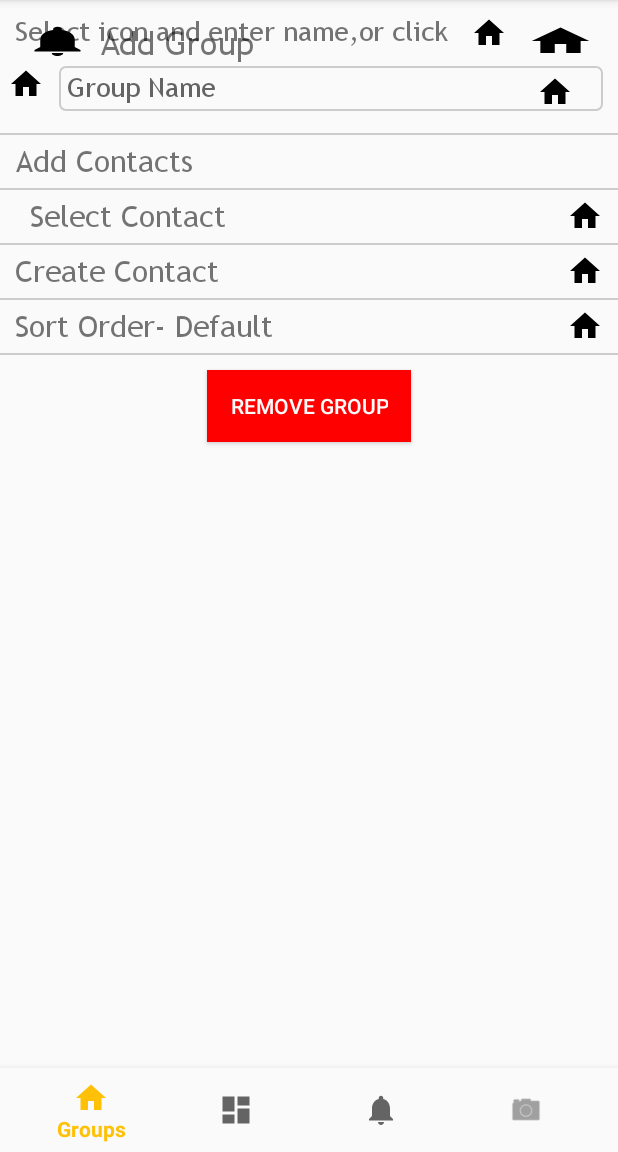
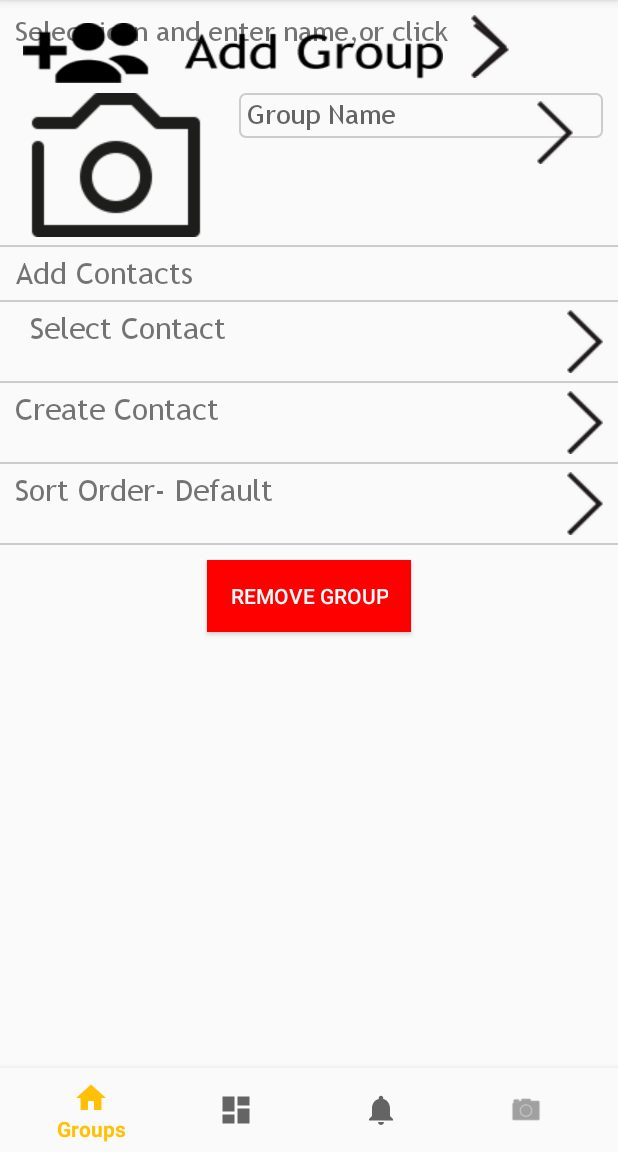
Before and after one commit to RajesMca008/KutCon, an Android app: the fragment AddGroupFragment placed in its activity, after a tap on "Select Contact", on a phone screen of 412 x 824 dp, the part 84-1236 px from its top. Run offline under Robolectric (Android 15) with nearby library versions, the phone set to English and light mode, and no system bars.

Commit message:
Kutumb link update with group list

```diff
--- a/KutumbLink/app/src/main/java/kutumblink/appants/com/kutumblink/adapter/GroupListAdapter.java
+++ b/KutumbLink/app/src/main/java/kutumblink/appants/com/kutumblink/adapter/GroupListAdapter.java
@@ -67,12 +67,12 @@ public class GroupListAdapter extends BaseAdapter {
 
         if (convertView == null) {
 
-            view = new View(context);
+           // view = new View(context);
 
             // get layout from grid_item.xml
             view = inflater.inflate(R.layout.inflate_grouplist, null);
             TextView tv_groupName=(TextView)view.findViewById(R.id.tv_goupname);
-            tv_groupName.setText(adb.getGroup_Name());
+            tv_groupName.setText(""+adb.getGroup_Name());
 
 
 
--- a/KutumbLink/app/src/main/java/kutumblink/appants/com/kutumblink/fragments/GroupsMainFragment.java
+++ b/KutumbLink/app/src/main/java/kutumblink/appants/com/kutumblink/fragments/GroupsMainFragment.java
@@ -3,6 +3,7 @@ package kutumblink.appants.com.kutumblink.fragments;
 import android.database.Cursor;
 import android.os.Bundle;
 import android.support.v4.app.FragmentManager;
+import android.util.Log;
 import android.view.LayoutInflater;
 import android.view.View;
 import android.view.ViewGroup;
@@ -102,7 +103,9 @@ public class GroupsMainFragment extends BaseFragment {
 
             }
         }
-        lv_GroupList.setAdapter(new GroupListAdapter(getActivity(),arr_group));
+
+        Log.v("GROUP SIZE...","SIZE OF GROUP..."+arr_group.size());
+       lv_GroupList.setAdapter(new GroupListAdapter(getActivity(),arr_group));
         return view;
 
     }
--- a/KutumbLink/app/src/main/java/kutumblink/appants/com/kutumblink/utils/DatabaseHandler.java
+++ b/KutumbLink/app/src/main/java/kutumblink/appants/com/kutumblink/utils/DatabaseHandler.java
@@ -21,7 +21,7 @@ public class DatabaseHandler extends SQLiteOpenHelper {
 
 	public static final String GROUP_ID = "G_GROUPID";
 	public static final String GROUP_NAME = "G_NAME";
-	public static final String GROUP_PIC = "G_GROUPID";
+	public static final String GROUP_PIC = "G_GROUP_PIC";
 	public static final String GROUP_TOTALCONTACTS = "G_TOTALCONTACTS";
 
 	public static final String PHONE_CONTACT_ID = "Phone_Contact_ID";
@@ -70,6 +70,7 @@ public class DatabaseHandler extends SQLiteOpenHelper {
 
 		db.execSQL(CREATE_GROUP);
 
+		db.execSQL(CREATE_CONTACTS);
 
 	}
 
--- a/KutumbLink/app/src/main/res/layout/fragment_add_group.xml
+++ b/KutumbLink/app/src/main/res/layout/fragment_add_group.xml
@@ -18,7 +18,7 @@
         android:layout_marginLeft="10dp"
         android:textSize="18sp"
         android:drawablePadding="15dp"
-        android:drawableRight="@drawable/ic_home_black_24dp"
+        android:drawableRight="@drawable/arrow_right"
         android:text="@string/addgroupsubtitle" />
 
     <RelativeLayout
@@ -28,7 +28,7 @@
         <ImageView
             android:layout_width="wrap_content"
             android:layout_height="wrap_content"
-            android:background="@drawable/ic_home_black_24dp"
+            android:background="@drawable/photo_icon"
             android:layout_marginTop="10dp"
             android:layout_marginLeft="5dp"
             android:id="@+id/iv_groupicon" />
@@ -57,7 +57,7 @@
             android:layout_marginBottom="10dp"
             android:layout_marginEnd="20dp"
             android:layout_marginRight="20dp"
-            app:srcCompat="@drawable/ic_home_black_24dp" />
+            app:srcCompat="@drawable/arrow_right" />
 
 
     </RelativeLayout>
@@ -89,7 +89,7 @@
             android:layout_marginTop="5dp"
             android:layout_marginLeft="20dp"
             android:textSize="20sp"
-            android:drawableRight="@drawable/ic_home_black_24dp"
+            android:drawableRight="@drawable/arrow_right"
             android:layout_marginRight="10dp"
             android:text="Select Contact"/>
 
@@ -105,7 +105,7 @@
             android:layout_marginTop="5dp"
             android:layout_marginLeft="10dp"
             android:textSize="20sp"
-            android:drawableRight="@drawable/ic_home_black_24dp"
+            android:drawableRight="@drawable/arrow_right"
             android:layout_marginRight="10dp"
             android:text="Create Contact"/>
         <View
@@ -120,7 +120,7 @@
             android:layout_marginTop="5dp"
             android:layout_marginLeft="10dp"
             android:textSize="20sp"
-            android:drawableRight="@drawable/ic_home_black_24dp"
+            android:drawableRight="@drawable/arrow_right"
             android:layout_marginRight="10dp"
             android:text="Sort Order- Default"/>
 
--- a/KutumbLink/app/src/main/res/layout/fragment_groups_main.xml
+++ b/KutumbLink/app/src/main/res/layout/fragment_groups_main.xml
@@ -15,31 +15,24 @@
             android:layout_width="match_parent"
             android:layout_height="wrap_content"
             android:layout_margin="15dp"
-            android:weightSum="1.0"
+
             android:orientation="horizontal">
 
             <ImageView
-                android:layout_width="wrap_content"
-                android:layout_height="wrap_content"
+                android:layout_width="280dp"
+                android:layout_height="40dp"
                 android:gravity="left"
-                android:layout_weight="0.1"
-                android:background="@drawable/ic_notifications_black_24dp" />
 
-            <kutumblink.appants.com.kutumblink.utils.CustomTextView
-                android:layout_width="wrap_content"
-                android:layout_height="wrap_content"
-                android:layout_marginLeft="5dp"
-                android:layout_marginRight="5dp"
-                android:layout_weight="0.8"
-                android:text="@string/addgroup"
-                android:textSize="22sp" />
+                android:background="@drawable/addgroupbuttonhover" />
+
+
 
             <ImageView
                 android:layout_width="wrap_content"
-                android:layout_height="wrap_content"
+                android:layout_height="35dp"
+                android:layout_marginLeft="20dp"
                 android:layout_gravity="right"
-                android:layout_weight="0.1"
-                android:background="@drawable/ic_home_black_24dp" />
+                android:background="@drawable/arrow_right" />
 
         </LinearLayout>
         <ListView
```
Also changed, not shown: KutumbLink/app/src/main/java/kutumblink/appants/com/kutumblink/fragments/AddGroupFragment.java (+5 -5 lines), KutumbLink/app/src/main/res/layout/inflate_grouplist.xml (+14 -9 lines), KutumbLink/app/src/main/res/drawable/addgroupbutton.png (added), KutumbLink/app/src/main/res/drawable/addgroupbuttonhover.png (added).
